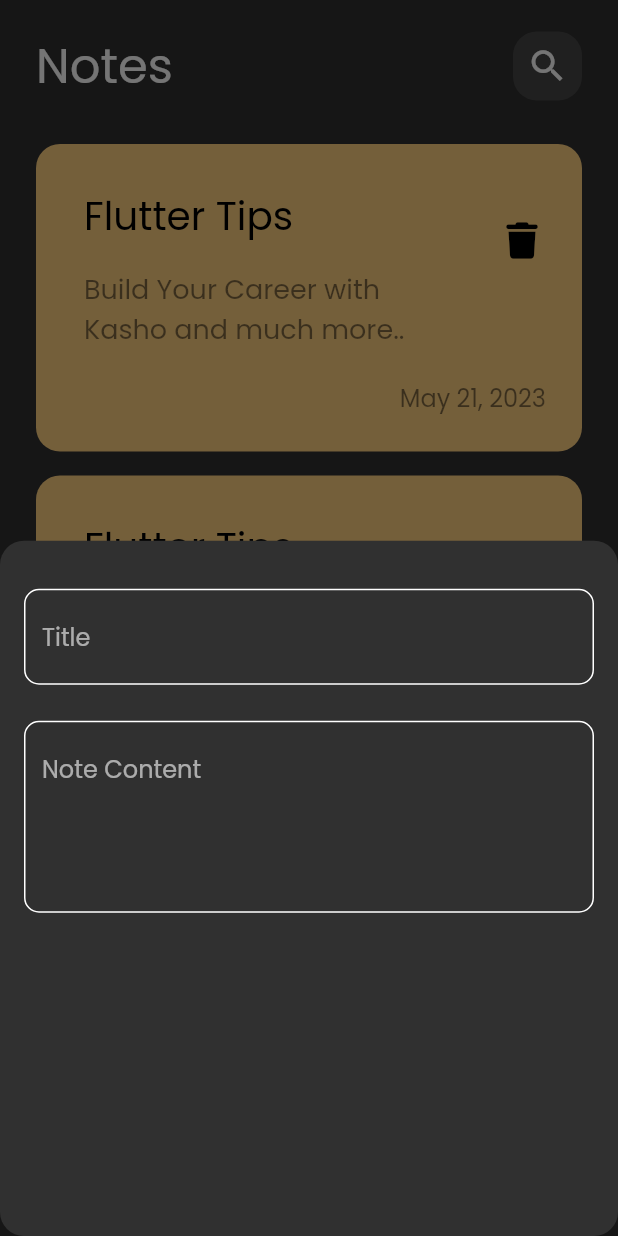
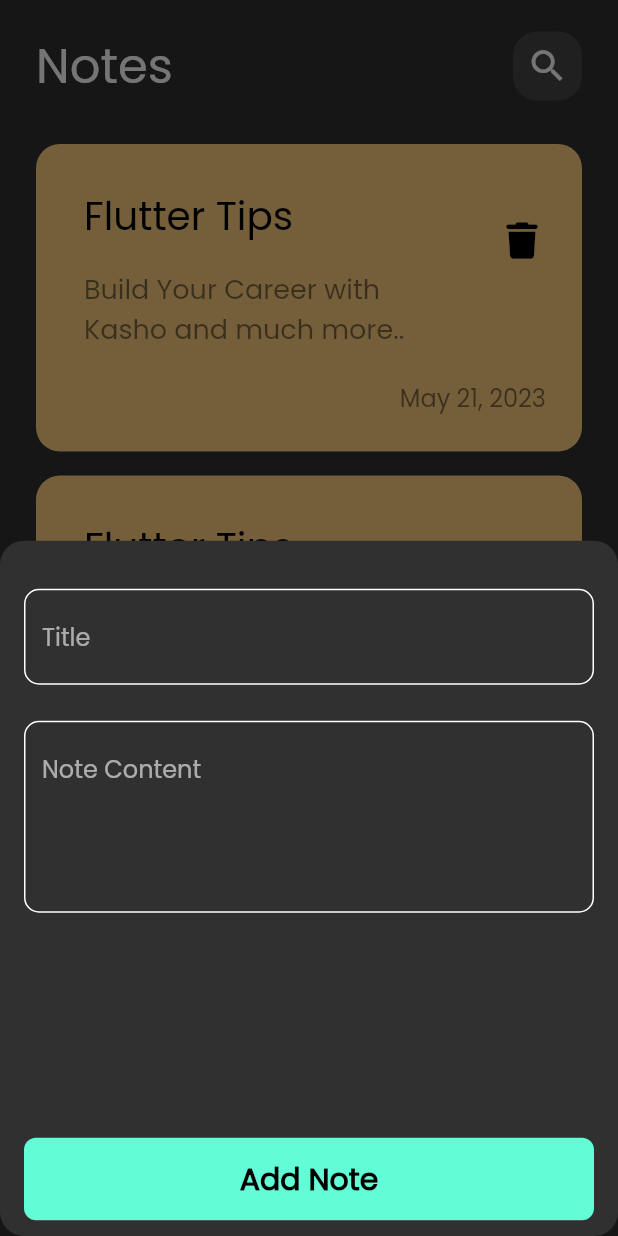
Before and after one commit to thekasho/notes_app_learning, a Flutter app: the screen it shows after launch, after a tap on the "add" icon, on a phone screen of 412 x 824 dp. Run offline on Flutter 3.47's test engine with Material 2 defaults, Android fonts, the phone set to English and light mode, and no system bars; our stand-ins replace font_awesome_flutter.

Commit message:
finish notes bottom sheet

```diff
--- a/lib/views/widgets/add_note_bottom_sheet.dart
+++ b/lib/views/widgets/add_note_bottom_sheet.dart
@@ -1,5 +1,6 @@
 import 'package:flutter/material.dart';
 import 'package:notter/views/widgets/custom_text_fiels.dart';
+import 'custom_button.dart';
 
 class AddNoteBottomSheet extends StatelessWidget {
   const AddNoteBottomSheet({Key? key}) : super(key: key);
@@ -8,13 +9,21 @@ class AddNoteBottomSheet extends StatelessWidget {
   Widget build(BuildContext context) {
     return const Padding(
       padding: EdgeInsets.symmetric(horizontal: 16.0),
-      child: Column(
-        children: [
-          SizedBox(height: 32.0,),
-          CustomTextField(hint: 'Title'),
-          SizedBox(height: 24.0,),
-          CustomTextField(hint: 'Note Content', maxLines: 4),
-        ],
+      child: SizedBox(
+        height: 600.0,
+        child: SingleChildScrollView(
+          child: Column(
+            children: [
+              SizedBox(height: 32.0),
+              CustomTextField(hint: 'Title'),
+              SizedBox(height: 24.0),
+              CustomTextField(hint: 'Note Content', maxLines: 4),
+              SizedBox(height: 150.0),
+              CustomButton(),
+              SizedBox(height: 50.0),
+            ],
+          ),
+        ),
       ),
     );
   }
--- /dev/null
+++ b/lib/views/widgets/custom_button.dart
@@ -0,0 +1,29 @@
+import 'package:flutter/material.dart';
+
+import '../../constants.dart';
+
+class CustomButton extends StatelessWidget {
+  const CustomButton({Key? key}) : super(key: key);
+
+  @override
+  Widget build(BuildContext context) {
+    return Container(
+      width: MediaQuery.of(context).size.width,
+      height: 55.0,
+      decoration: BoxDecoration(
+        color: kPrimaryColor,
+        borderRadius: BorderRadius.circular(8.0),
+      ),
+      child: const Center(
+        child: Text(
+          'Add Note',
+          style: TextStyle(
+            color: Colors.black,
+            fontSize: 20.0,
+            fontWeight: FontWeight.bold,
+          ),
+        ),
+      ),
+    );
+  }
+}
```
